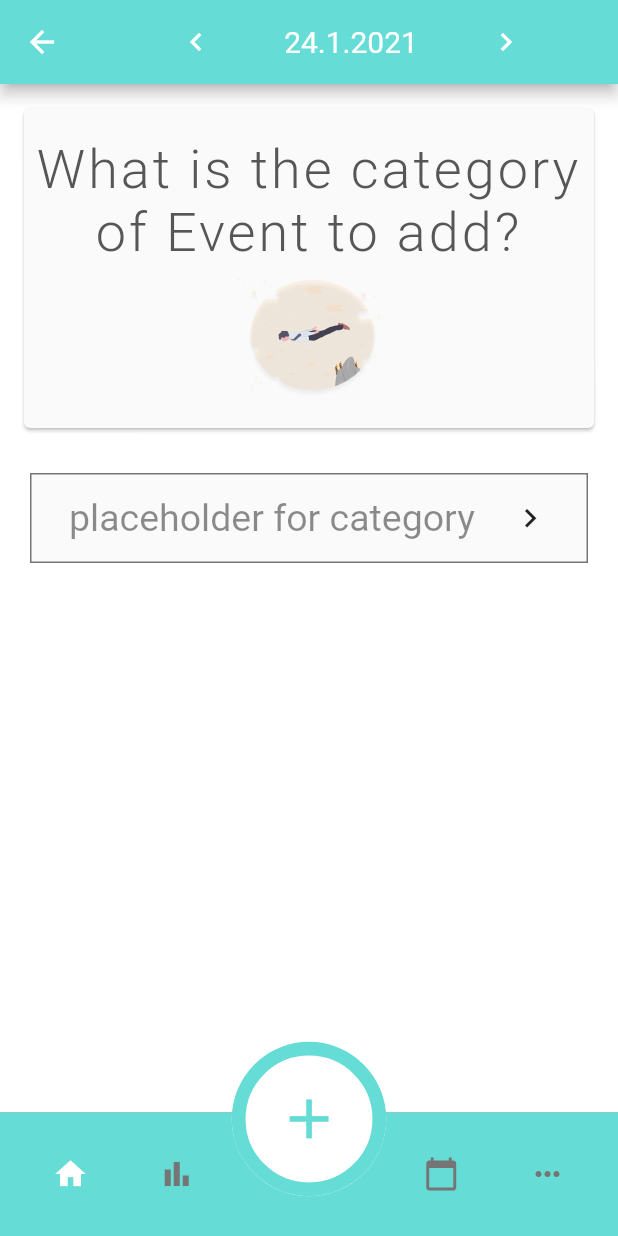
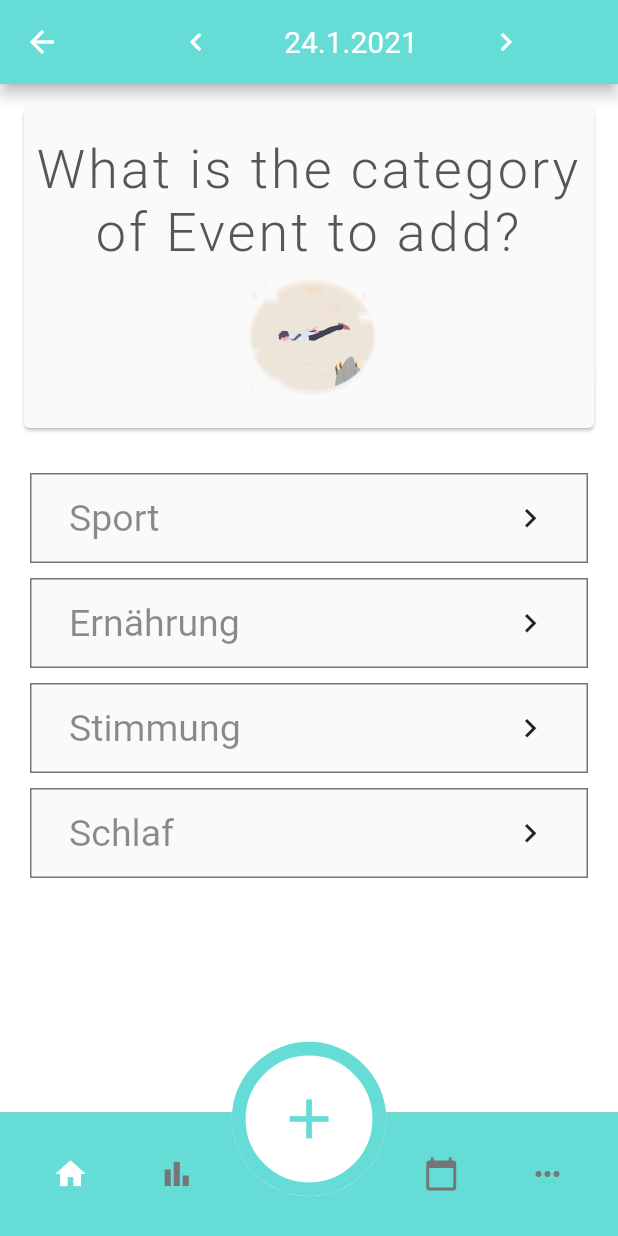
Before and after one commit to florianthom/MobileAppPublicHealthFrontend, a Flutter app: the AddNewEntryCategoryScreen screen opened by its route, on a phone screen of 412 x 824 dp. Run offline on Flutter 3.47's test engine with Material 2 defaults, Android fonts, the phone set to English and light mode, and no system bars; our stand-ins replace bloc, charts_flutter, flutter_bloc, sqflite, table_calendar; missing offline and left inert: lipsum; accounts and stored records are empty; generated files the repository leaves out were written again.

```diff
--- a/Implementation/mobile_health/lib/screens/AddNewEntryCategoryScreen.dart
+++ b/Implementation/mobile_health/lib/screens/AddNewEntryCategoryScreen.dart
@@ -7,6 +7,9 @@ import 'package:mobile_health/components/TitleCardAddNewEntryCategory.dart';
 import 'package:mobile_health/components/TitleCardHome.dart';
 import 'package:mobile_health/components/TitleCardStatistics.dart';
 import 'package:mobile_health/components/TopAppBar.dart';
+import 'package:mobile_health/database/database_provider.dart';
+import 'package:mobile_health/models/DiaryEntry.dart';
+import 'package:mobile_health/models/EntryType.dart';
 
 class AddNewEntryCategoryScreen extends StatefulWidget {
   @override
@@ -15,8 +18,23 @@ class AddNewEntryCategoryScreen extends StatefulWidget {
 
 ///*
 class _AddNewEntryCategoryScreenState extends State<AddNewEntryCategoryScreen> {
+
+  ///*
+  Future<List<EntryType>> getDataAsync() async {
+    return DatabaseProvider.db.getEntryTypes().then((value) => value.where((element) => element.parentTypeId == null).toList());
+  }
+
+  ///*
   @override
   Widget build(BuildContext context) {
+    return FutureBuilder(
+        future: getDataAsync(),
+        builder: (context, snapshot) =>
+        snapshot.hasData ? _buildWidget(snapshot.data) : const SizedBox());
+  }
+
+  ///*
+  Widget _buildWidget(List<EntryType> data) {
     Size size = MediaQuery.of(context).size;
 
     return Scaffold(
@@ -35,9 +53,10 @@ class _AddNewEntryCategoryScreenState extends State<AddNewEntryCategoryScreen> {
             Padding(
                 padding: EdgeInsets.fromLTRB(20, 20, 20, 20),
               child: Column(
-                children: [
-                  AddNewCategoryOption(title: "placeholder for category"),
-                ],
+                children: data.map((e) => AddNewCategoryOption(title: e.name)).toList(),
+                // [
+                //   AddNewCategoryOption(title: "hi"),
+                // ],
               ),
             )
           ],
```
Also changed, not shown: Implementation/mobile_health/lib/screens/HomePageScreen.dart (+5 -3 lines).
